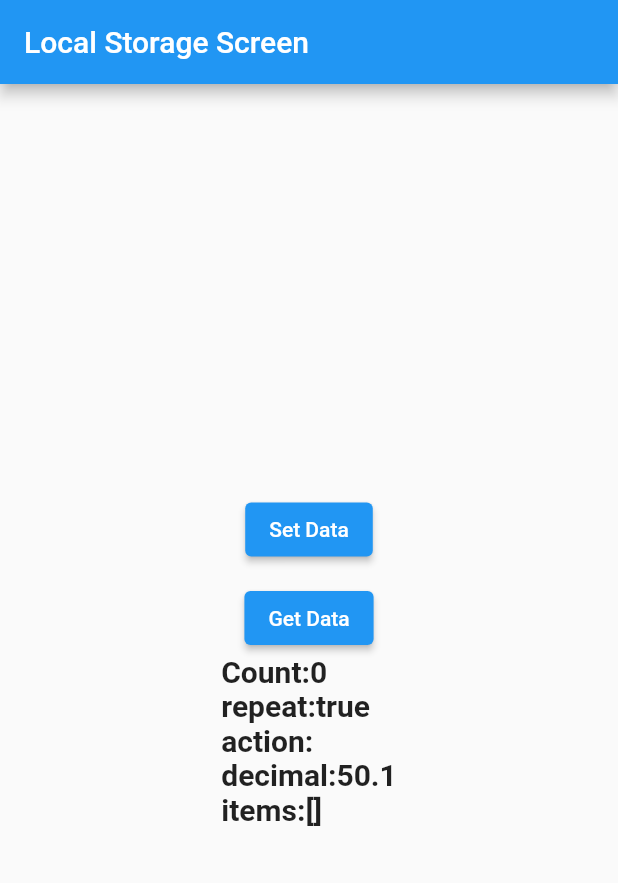
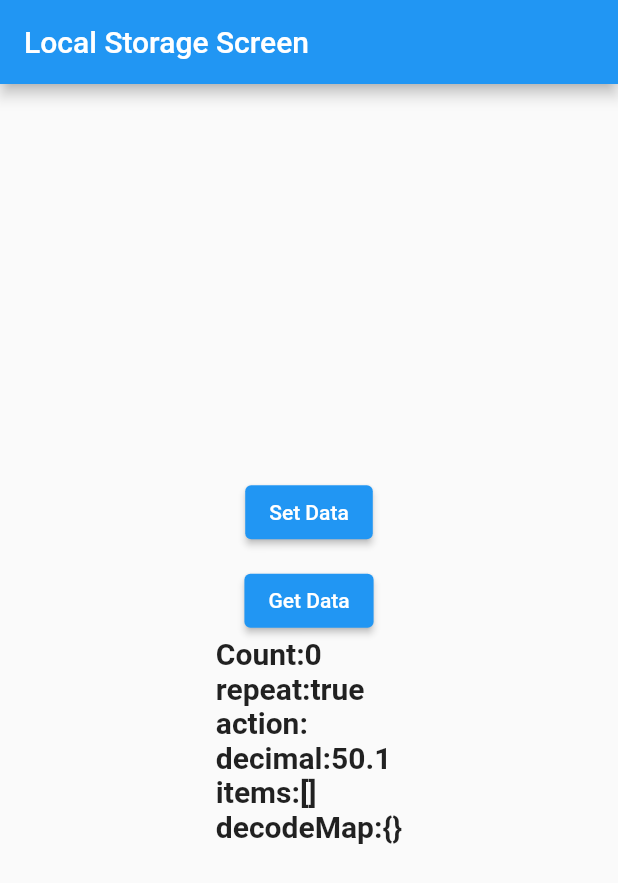
Before and after one commit to panchaniurvisha/my_new_app, a Flutter app: the screen it shows after launch, after a tap on "Get Data", on a phone screen of 412 x 824 dp. Shown: the top 883 px of the screen. Run offline on Flutter 3.47's test engine with Material 2 defaults, Android fonts, the phone set to English and light mode, and no system bars; our stand-ins replace fluttertoast, image_picker, shared_preferences, video_player.

Commit message:
"13/5/2023"

```diff
--- a/lib/local_storage.dart
+++ b/lib/local_storage.dart
@@ -6,7 +6,6 @@ import 'package:shared_preferences/shared_preferences.dart';
 
 class LocalStorage extends StatefulWidget {
   const LocalStorage({Key? key}) : super(key: key);
-
   @override
   State<LocalStorage> createState() => _LocalStorageState();
 }
@@ -19,14 +18,8 @@ class _LocalStorageState extends State<LocalStorage> {
   double decimal = 50.10;
   String action = "";
   List<String> items = [];
-  Map<String, dynamic> data = {
-    "name": "Urvashi",
-    "number": 10,
-    "class": 'first',
-    "year": 24
-  };
-  String encodeMap = json.encode(["data"]);
-
+  Map<String, dynamic> data = {"name": "Urvashi", "number": 10, "class": 'first', "year": 24};
+  Map<String, dynamic> decodeMap = {};
   createInstance() async {
     prefs = await SharedPreferences.getInstance();
   }
@@ -42,9 +35,8 @@ class _LocalStorageState extends State<LocalStorage> {
     prefs!.setBool(Constant.repeat, true);
     prefs!.setDouble(Constant.decimal, 20.50);
     prefs!.setString(Constant.action, "start");
-    prefs!.setStringList(
-        Constant.items, <String>["Sunday", "Monday", "Tuesday", "Wednesday"]);
-    prefs!.setString(Constant.encodeMap, encodeMap);
+    prefs!.setStringList(Constant.items, <String>["Sunday", "Monday", "Tuesday", "Wednesday"]);
+    prefs!.setString(Constant.information, jsonEncode(data));
     debugPrint("Data is Set---->");
   }
 
@@ -54,9 +46,9 @@ class _LocalStorageState extends State<LocalStorage> {
     action = prefs!.getString(Constant.action)!;
     decimal = prefs!.getDouble(Constant.decimal)!;
     items = prefs!.getStringList(Constant.items)!;
-    encodeMap = prefs!.getString(Constant.encodeMap)!;
-    Map<dynamic, String> decodeMap = jsonDecode(encodeMap)!;
+    String encodeMap = prefs!.getString(Constant.information)!;
 
+    decodeMap = jsonDecode(encodeMap)!;
     setState(() {});
 
     debugPrint("Data is get---->$count");
@@ -84,14 +76,12 @@ class _LocalStorageState extends State<LocalStorage> {
             ElevatedButton(onPressed: getData, child: const Text("Get Data")),
             Text(
                 "Count:$count"
-                "\nrepeat:$repeat"
-                "\naction:$action"
-                "\ndecimal:$decimal"
-                "\nitems:$items",
-                style: const TextStyle(
-                    fontSize: 20,
-                    color: Colors.black87,
-                    fontWeight: FontWeight.bold)),
+                    "\nrepeat:$repeat"
+                    "\naction:$action"
+                    "\ndecimal:$decimal"
+                    "\nitems:$items"
+                    "\ndecodeMap:$decodeMap",
+                style: const TextStyle(fontSize: 20, color: Colors.black87, fontWeight: FontWeight.bold)),
           ],
         ),
       ),
--- a/lib/res/constant/constant.dart
+++ b/lib/res/constant/constant.dart
@@ -5,5 +5,5 @@ class Constant {
   static const String decimal = "decimal";
   static const String action = "action";
   static const String items = "items";
-  static const String encodeMap = "encodeMap";
+  static const String information = "information";
 }
```
